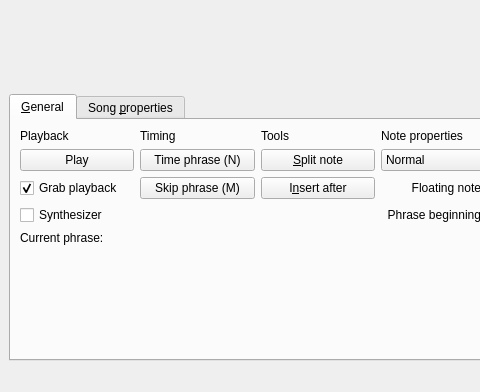
Before: the Qt Designer form ui/editor.ui in performous/composer, drawn with Qt 5; both pictures show x 0 to 480 and y 208 to 600 of the 800 by 600 pixel window.
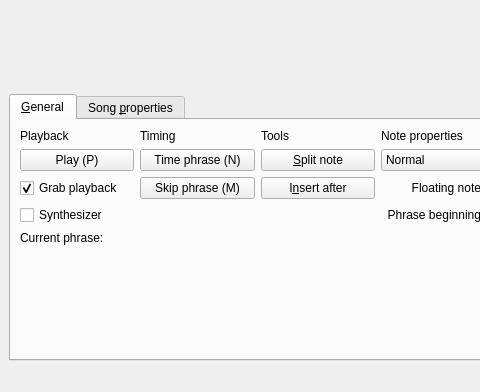
After: the same form once the commit is applied.

Commit message: Add shortcut "P" for play/pause, see issue #12.

What changed in the file:
```diff
--- a/ui/editor.ui
+++ b/ui/editor.ui
@@ -122,7 +122,10 @@
            <string>Play/pause the music file</string>
           </property>
           <property name="text">
-           <string>Play</string>
+           <string>Play (P)</string>
+          </property>
+          <property name="shortcut">
+           <string>P</string>
           </property>
          </widget>
         </item>
```
Left out of the diff: 2 changed lines with no effect on the pictures. The commit also changes 1 other file.
